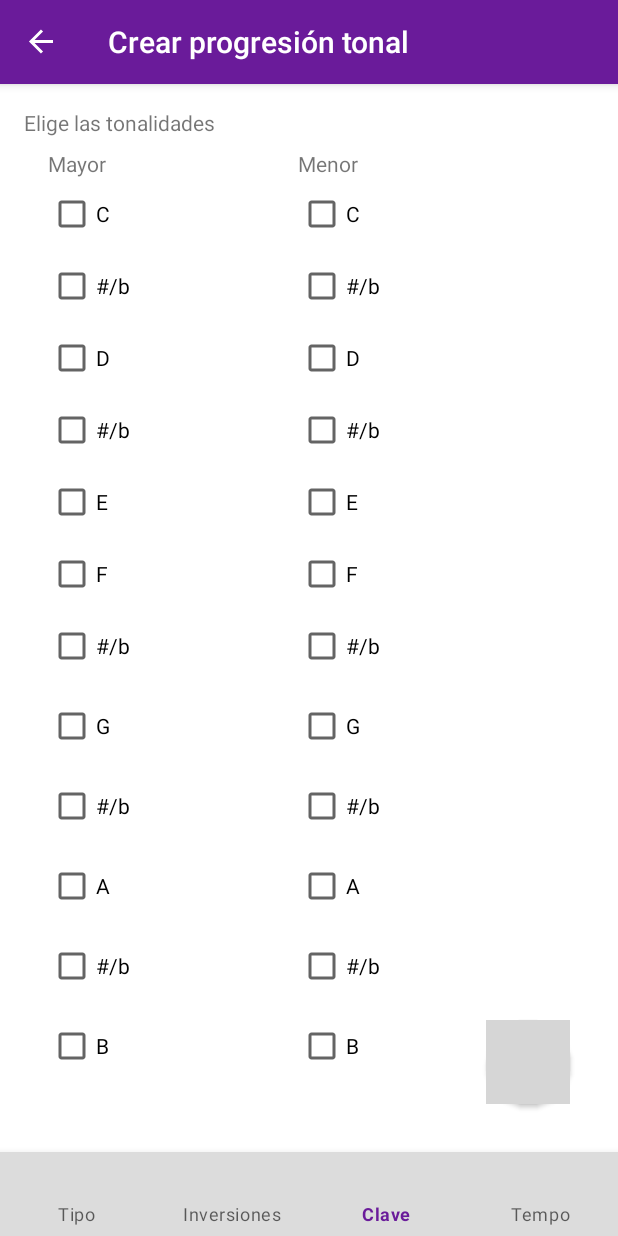
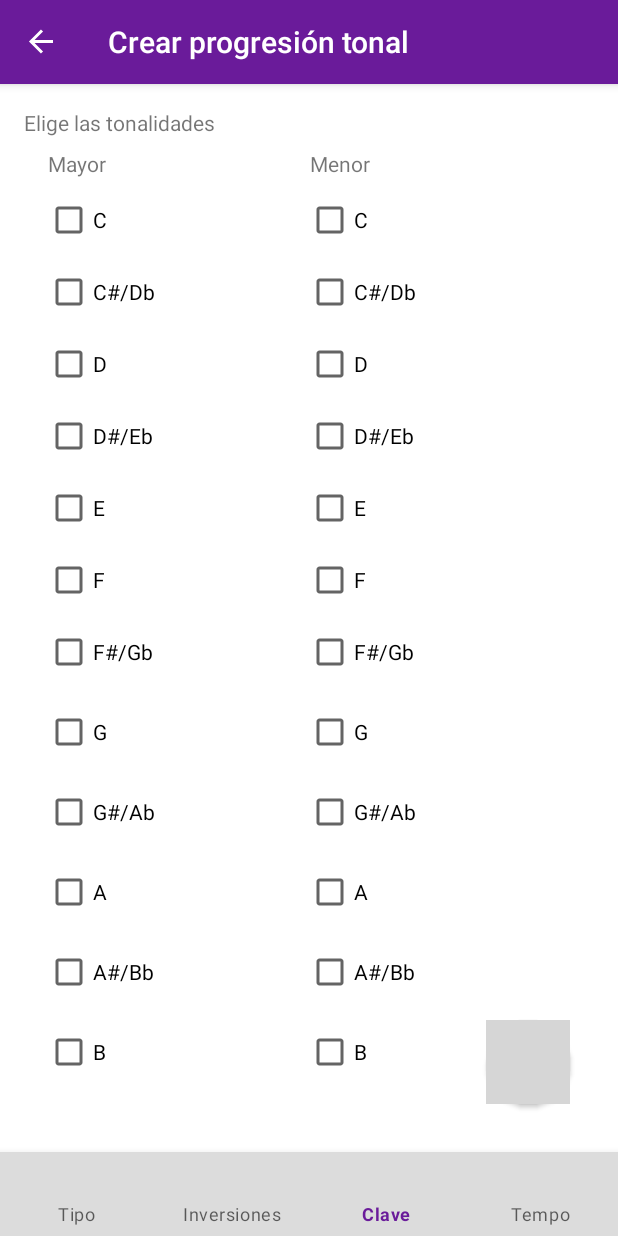
Before and after one commit to mabernardog/Audiapp, an Android app: the CrearProgresionTonalFragment screen opened through its navigation route, item 3 of the bottom bar chosen, on a phone screen of 412 x 824 dp. Run offline under Robolectric (Android 15) with nearby library versions, the phone set to English and light mode, and no system bars; our stand-ins replace ButterKnife, navigation-ui; grey boxes are pictures that could not be loaded.

Commit message:
Rehecho fragment TonalidadProgresionTonalFragment, mejoras de rendimiento y sencillez

```diff
--- a/app/src/main/java/com/audiapp/progresiones/TonalidadProgresionTonalFragment.java
+++ b/app/src/main/java/com/audiapp/progresiones/TonalidadProgresionTonalFragment.java
@@ -6,7 +6,7 @@ import android.view.View;
 import android.view.ViewGroup;
 import android.widget.CheckBox;
 import android.widget.TableLayout;
-import android.widget.ToggleButton;
+import android.widget.TableRow;
 
 import androidx.annotation.NonNull;
 import androidx.annotation.Nullable;
@@ -15,27 +15,15 @@ import androidx.lifecycle.ViewModelProviders;
 
 import com.audiapp.R;
 
-import java.util.ArrayList;
-
 import butterknife.BindView;
 import butterknife.ButterKnife;
-import utils.OperacionesTablaBotones;
 
 
 public class TonalidadProgresionTonalFragment extends Fragment {
-    public ProgresionTonalViewModel mViewModel;
     @Nullable
-    @BindView(R.id.tablaTonalidadesMaProgresionLineal)
-    TableLayout mTableLayout_mayores;
-    @Nullable
-    @BindView(R.id.tablaTonalidadesMeProgresionLineal)
-    TableLayout mTableLayout_menores;
-    private ToggleButton.OnCheckedChangeListener mOnMayoresCheckedChangeListener;
-    private ToggleButton.OnCheckedChangeListener mOnMenoresCheckedChangeListener;
-
-    public static TonalidadProgresionTonalFragment newInstance() {
-        return new TonalidadProgresionTonalFragment();
-    }
+    @BindView(R.id.tablaTonalidadesProgresionLineal)
+    TableLayout mTableLayout;
+    private ProgresionTonalViewModel mViewModel;
 
     @Override
     public void onCreate(@Nullable Bundle savedInstanceState) {
@@ -57,7 +45,10 @@ public class TonalidadProgresionTonalFragment extends Fragment {
         View vistaFragmento = inflater.inflate(R.layout.fragment_tonalidad_progresion_tonal, container, false);
         ButterKnife.bind(this, vistaFragmento);
         // Crear los listeners para los botones
-        mOnMayoresCheckedChangeListener = (buttonView, isChecked) -> {
+        assert mTableLayout != null;
+        for (int i = 0; i < mTableLayout.getChildCount(); i++) {
+            TableRow columna = (TableRow) mTableLayout.getChildAt(i);
+            ((CheckBox) columna.getChildAt(0)).setOnCheckedChangeListener((buttonView, isChecked) -> {
                 // Si estará activo
                 if (isChecked) {
                     // Añadirlo al view model si no estaba ya
@@ -72,17 +63,17 @@ public class TonalidadProgresionTonalFragment extends Fragment {
                         mViewModel.getTonalidadesMayoresProgresion().add((String) buttonView.getText());
                 } else {    // Si no
                     // Buscarlo en el view model y eliminarlo
-                int i = 0;
+                    int j = 0;
                     for (String tipo : mViewModel.getTonalidadesMayoresProgresion()) {
                         if (tipo.contentEquals(buttonView.getText())) {
-                        mViewModel.getTonalidadesMayoresProgresion().remove(i);
+                            mViewModel.getTonalidadesMayoresProgresion().remove(j);
                             break;
                         }
-                    i++;
+                        j++;
                     }
                 }
-        };
-        mOnMenoresCheckedChangeListener = (buttonView, isChecked) -> {
+            });
+            ((CheckBox) columna.getChildAt(1)).setOnCheckedChangeListener((buttonView, isChecked) -> {
                 // Si estará activo
                 if (isChecked) {
                     // Añadirlo al view model si no estaba ya
@@ -97,44 +88,37 @@ public class TonalidadProgresionTonalFragment extends Fragment {
                         mViewModel.getTonalidadesMenoresProgresion().add((String) buttonView.getText());
                 } else {    // Si no
                     // Buscarlo en el view model y eliminarlo
-                int i = 0;
+                    int j = 0;
                     for (String tipo : mViewModel.getTonalidadesMenoresProgresion()) {
                         if (tipo.contentEquals(buttonView.getText())) {
-                        mViewModel.getTonalidadesMenoresProgresion().remove(i);
+                            mViewModel.getTonalidadesMenoresProgresion().remove(j);
                             break;
                         }
-                    i++;
+                        j++;
                     }
                 }
-        };
-        assert mTableLayout_mayores != null;
-        ArrayList<CheckBox> botones = OperacionesTablaBotones.getBotonesDeTabla(mTableLayout_mayores);
-        for (CheckBox boton : botones) {
-            boton.setOnCheckedChangeListener(mOnMayoresCheckedChangeListener);
+            });
         }
         // Recorrer el view model y activar los botones que toquen
         for (String tipo : mViewModel.getTonalidadesMayoresProgresion()) {
-            for (CheckBox boton : botones) {
-                if (tipo.contentEquals(boton.getText())) {
-                    boton.setChecked(true);
+            for (int i = 0; i < mTableLayout.getChildCount(); i++) {
+                CheckBox checkBox = (CheckBox) ((TableRow) mTableLayout.getChildAt(i)).getChildAt(0);
+                if (tipo.contentEquals(checkBox.getText())) {
+                    checkBox.setChecked(true);
                     break;
                 }
             }
         }
-        assert mTableLayout_menores != null;
-        botones = OperacionesTablaBotones.getBotonesDeTabla(mTableLayout_menores);
-        for (CheckBox boton : botones) {
-            boton.setOnCheckedChangeListener(mOnMenoresCheckedChangeListener);
-        }
-        // Recorrer el view model y activar los botones que toquen
         for (String tipo : mViewModel.getTonalidadesMenoresProgresion()) {
-            for (CheckBox boton : botones) {
-                if (tipo.contentEquals(boton.getText())) {
-                    boton.setChecked(true);
+            for (int i = 0; i < mTableLayout.getChildCount(); i++) {
+                CheckBox checkBox = (CheckBox) ((TableRow) mTableLayout.getChildAt(i)).getChildAt(1);
+                if (tipo.contentEquals(checkBox.getText())) {
+                    checkBox.setChecked(true);
                     break;
                 }
             }
         }
+
         return vistaFragmento;
     }
 
--- a/app/src/main/res/layout/fragment_tonalidad_progresion_tonal.xml
+++ b/app/src/main/res/layout/fragment_tonalidad_progresion_tonal.xml
@@ -1,45 +1,41 @@
 <?xml version="1.0" encoding="utf-8"?>
 <androidx.constraintlayout.widget.ConstraintLayout xmlns:android="http://schemas.android.com/apk/res/android"
+    xmlns:app="http://schemas.android.com/apk/res-auto"
     xmlns:tools="http://schemas.android.com/tools"
+    android:id="@+id/frameLayout4"
     android:layout_width="match_parent"
     android:layout_height="match_parent"
-    xmlns:app="http://schemas.android.com/apk/res-auto"
-    tools:context=".progresiones.TonalidadProgresionTonalFragment"
-    android:id="@+id/frameLayout4">
-
-    <FrameLayout
-        android:layout_width="0dp"
-        android:layout_height="0dp"
-        app:layout_constraintBottom_toBottomOf="parent"
-        app:layout_constraintEnd_toEndOf="parent"
-        app:layout_constraintStart_toStartOf="parent"
-        app:layout_constraintTop_toBottomOf="@+id/textView_mayores">
+    tools:context=".progresiones.TonalidadProgresionTonalFragment">
 
     <ScrollView
         android:id="@+id/tablasSVTonalidades"
         android:layout_width="match_parent"
-            android:layout_height="wrap_content"
-            android:scrollbarStyle="insideOverlay">
-
-            <androidx.constraintlayout.widget.ConstraintLayout
-                android:id="@+id/tablasCLTonalidades"
-                android:layout_width="wrap_content"
-                android:layout_height="wrap_content"
-                android:layout_marginStart="32dp">
+        android:layout_height="0dp"
+        android:layout_marginTop="4dp"
+        android:paddingStart="30dp"
+        android:scrollbarStyle="insideOverlay"
+        app:layout_constraintBottom_toBottomOf="parent"
+        app:layout_constraintEnd_toEndOf="parent"
+        app:layout_constraintStart_toStartOf="parent"
+        app:layout_constraintTop_toBottomOf="@+id/textView_mayores"
+        tools:ignore="RtlSymmetry">
 
         <TableLayout
-                    android:id="@+id/tablaTonalidadesMeProgresionLineal"
+            android:id="@+id/tablaTonalidadesProgresionLineal"
             android:layout_width="wrap_content"
             android:layout_height="wrap_content"
             android:layout_marginEnd="32dp"
-                    app:layout_constraintBottom_toBottomOf="parent"
-                    app:layout_constraintEnd_toStartOf="@+id/tablaTonalidadesMaProgresionLineal"
-                    app:layout_constraintStart_toStartOf="parent"
-                    app:layout_constraintTop_toTopOf="parent">
+            android:stretchColumns="0,1,2">
 
             <TableRow
                 android:layout_width="match_parent"
                 android:layout_height="match_parent">
+
+                <CheckBox
+                    android:id="@+id/checkBox16"
+                    android:layout_width="wrap_content"
+                    android:layout_height="wrap_content"
+                    android:text="@string/tonalidad_C" />
 
                 <CheckBox
                     android:id="@+id/checkBox17"
@@ -53,15 +49,27 @@
                 android:layout_height="match_parent">
 
                 <CheckBox
+                    android:id="@+id/checkBox15"
+                    android:layout_width="wrap_content"
+                    android:layout_height="wrap_content"
+                    android:text="@string/tonalidad_CDSB" />
+
+                <CheckBox
                     android:id="@+id/checkBox18"
                     android:layout_width="wrap_content"
                     android:layout_height="wrap_content"
-                            android:text="@string/tonalidad_SB" />
+                    android:text="@string/tonalidad_CDSB" />
             </TableRow>
 
             <TableRow
                 android:layout_width="match_parent"
                 android:layout_height="match_parent">
+
+                <CheckBox
+                    android:id="@+id/checkBox14"
+                    android:layout_width="wrap_content"
+                    android:layout_height="wrap_content"
+                    android:text="@string/tonalidad_D" />
 
                 <CheckBox
                     android:id="@+id/checkBox19"
@@ -75,15 +83,27 @@
                 android:layout_height="match_parent">
 
                 <CheckBox
+                    android:id="@+id/checkBox13"
+                    android:layout_width="wrap_content"
+                    android:layout_height="wrap_content"
+                    android:text="@string/tonalidad_DESB" />
+
+                <CheckBox
                     android:id="@+id/checkBox20"
                     android:layout_width="wrap_content"
                     android:layout_height="wrap_content"
-                            android:text="@string/tonalidad_SB" />
+                    android:text="@string/tonalidad_DESB" />
             </TableRow>
 
             <TableRow
                 android:layout_width="match_parent"
                 android:layout_height="match_parent">
+
+                <CheckBox
+                    android:id="@+id/checkBox11"
+                    android:layout_width="wrap_content"
+                    android:layout_height="wrap_content"
+                    android:text="@string/tonalidad_E" />
 
                 <CheckBox
                     android:id="@+id/checkBox21"
@@ -95,6 +115,12 @@
             <TableRow
                 android:layout_width="match_parent"
                 android:layout_height="match_parent">
+
+                <CheckBox
+                    android:id="@+id/checkBox12"
+                    android:layout_width="wrap_content"
+                    android:layout_height="wrap_content"
+                    android:text="@string/tonalidad_F" />
 
                 <CheckBox
                     android:id="@+id/checkBox22"
@@ -110,16 +136,28 @@
                 android:orientation="vertical">
 
                 <CheckBox
+                    android:id="@+id/checkBox5"
+                    android:layout_width="wrap_content"
+                    android:layout_height="wrap_content"
+                    android:text="@string/tonalidad_FGSB" />
+
+                <CheckBox
                     android:id="@+id/checkBox23"
                     android:layout_width="wrap_content"
                     android:layout_height="wrap_content"
-                            android:text="@string/tonalidad_SB" />
+                    android:text="@string/tonalidad_FGSB" />
             </TableRow>
 
             <TableRow
                 android:layout_width="match_parent"
                 android:layout_height="match_parent"
                 android:layout_marginBottom="5dp">
+
+                <CheckBox
+                    android:id="@+id/checkBox6"
+                    android:layout_width="wrap_content"
+                    android:layout_height="wrap_content"
+                    android:text="@string/tonalidad_G" />
 
                 <CheckBox
                     android:id="@+id/checkBox24"
@@ -134,10 +172,16 @@
                 android:layout_marginBottom="5dp">
 
                 <CheckBox
+                    android:id="@+id/checkBox7"
+                    android:layout_width="wrap_content"
+                    android:layout_height="wrap_content"
+                    android:text="@string/tonalidad_GASB" />
+
+                <CheckBox
                     android:id="@+id/checkBox25"
                     android:layout_width="wrap_content"
                     android:layout_height="wrap_content"
-                            android:text="@string/tonalidad_SB" />
+                    android:text="@string/tonalidad_GASB" />
             </TableRow>
 
             <TableRow
@@ -150,150 +194,6 @@
                     android:layout_width="wrap_content"
                     android:layout_height="wrap_content"
                     android:text="@string/tonalidad_A" />
-                    </TableRow>
-
-                    <TableRow
-                        android:layout_width="match_parent"
-                        android:layout_height="match_parent"
-                        android:layout_marginBottom="5dp">
-
-                        <CheckBox
-                            android:id="@+id/checkBox27"
-                            android:layout_width="wrap_content"
-                            android:layout_height="wrap_content"
-                            android:text="@string/tonalidad_SB" />
-                    </TableRow>
-
-                    <TableRow
-                        android:layout_width="match_parent"
-                        android:layout_height="match_parent">
-
-                        <CheckBox
-                            android:id="@+id/checkBox28"
-                            android:layout_width="wrap_content"
-                            android:layout_height="wrap_content"
-                            android:text="@string/tonalidad_B" />
-                    </TableRow>
-
-
-                </TableLayout>
-
-                <TableLayout
-                    android:id="@+id/tablaTonalidadesMaProgresionLineal"
-                    android:layout_width="wrap_content"
-                    android:layout_height="wrap_content"
-                    android:layout_marginStart="80dp"
-                    app:layout_constraintEnd_toEndOf="parent"
-                    app:layout_constraintStart_toEndOf="@+id/tablaTonalidadesMeProgresionLineal"
-                    app:layout_constraintTop_toTopOf="parent">
-
-                    <TableRow
-                        android:layout_width="match_parent"
-                        android:layout_height="match_parent">
-
-                        <CheckBox
-                            android:id="@+id/checkBox16"
-                            android:layout_width="wrap_content"
-                            android:layout_height="wrap_content"
-                            android:text="@string/tonalidad_C" />
-                    </TableRow>
-
-                    <TableRow
-                        android:layout_width="match_parent"
-                        android:layout_height="match_parent">
-
-                        <CheckBox
-                            android:id="@+id/checkBox15"
-                            android:layout_width="wrap_content"
-                            android:layout_height="wrap_content"
-                            android:text="@string/tonalidad_SB" />
-                    </TableRow>
-
-                    <TableRow
-                        android:layout_width="match_parent"
-                        android:layout_height="match_parent">
-
-                        <CheckBox
-                            android:id="@+id/checkBox14"
-                            android:layout_width="wrap_content"
-                            android:layout_height="wrap_content"
-                            android:text="@string/tonalidad_D" />
-                    </TableRow>
-
-                    <TableRow
-                        android:layout_width="match_parent"
-                        android:layout_height="match_parent">
-
-                        <CheckBox
-                            android:id="@+id/checkBox13"
-                            android:layout_width="wrap_content"
-                            android:layout_height="wrap_content"
-                            android:text="@string/tonalidad_SB" />
-                    </TableRow>
-
-                    <TableRow
-                        android:layout_width="match_parent"
-                        android:layout_height="match_parent">
-
-                        <CheckBox
-                            android:id="@+id/checkBox11"
-                            android:layout_width="wrap_content"
-                            android:layout_height="wrap_content"
-                            android:text="@string/tonalidad_E" />
-                    </TableRow>
-
-                    <TableRow
-                        android:layout_width="match_parent"
-                        android:layout_height="match_parent">
-
-                        <CheckBox
-                            android:id="@+id/checkBox12"
-                            android:layout_width="wrap_content"
-                            android:layout_height="wrap_content"
-                            android:text="@string/tonalidad_F" />
-                    </TableRow>
-
-                    <TableRow
-                        android:layout_width="match_parent"
-                        android:layout_height="match_parent"
-                        android:layout_marginBottom="5dp"
-                        android:orientation="vertical">
-
-                        <CheckBox
-                            android:id="@+id/checkBox5"
-                            android:layout_width="wrap_content"
-                            android:layout_height="wrap_content"
-                            android:text="@string/tonalidad_SB" />
-                    </TableRow>
-
-                    <TableRow
-                        android:layout_width="match_parent"
-                        android:layout_height="match_parent"
-                        android:layout_marginBottom="5dp">
-
-                        <CheckBox
-                            android:id="@+id/checkBox6"
-                            android:layout_width="wrap_content"
-                            android:layout_height="wrap_content"
-                            android:text="@string/tonalidad_G" />
-                    </TableRow>
-
-                    <TableRow
-                        android:layout_width="match_parent"
-                        android:layout_height="match_parent"
-                        android:layout_marginBottom="5dp">
-
-                        <CheckBox
-                            android:id="@+id/checkBox7"
-                            android:layout_width="wrap_content"
-                            android:layout_height="wrap_content"
-                            android:text="@string/tonalidad_SB" />
-                    </TableRow>
-
-                    <TableRow
-                        android:layout_width="match_parent"
-                        android:layout_height="match_parent"
-                        android:layout_marginBottom="5dp">
 
                 <CheckBox
                     android:id="@+id/checkBox8"
@@ -311,12 +211,24 @@
                     android:id="@+id/checkBox9"
                     android:layout_width="wrap_content"
                     android:layout_height="wrap_content"
-                            android:text="@string/tonalidad_SB" />
+                    android:text="@string/tonalidad_ABSB" />
+
+                <CheckBox
+                    android:id="@+id/checkBox27"
+                    android:layout_width="wrap_content"
+                    android:layout_height="wrap_content"
+                    android:text="@string/tonalidad_ABSB" />
             </TableRow>
 
             <TableRow
                 android:layout_width="match_parent"
                 android:layout_height="match_parent">
+
+                <CheckBox
+                    android:id="@+id/checkBox28"
+                    android:layout_width="wrap_content"
+                    android:layout_height="wrap_content"
+                    android:text="@string/tonalidad_B" />
 
                 <CheckBox
                     android:id="@+id/checkBox10"
@@ -327,9 +239,7 @@
 
 
         </TableLayout>
-            </androidx.constraintlayout.widget.ConstraintLayout>
     </ScrollView>
-    </FrameLayout>
 
     <TextView
         android:id="@+id/textView_tonalidad_tonal"
@@ -355,7 +265,7 @@
         android:id="@+id/textView_menores"
         android:layout_width="wrap_content"
         android:layout_height="wrap_content"
-        android:layout_marginStart="128dp"
+        android:layout_marginStart="136dp"
         android:layout_marginTop="8dp"
         android:text="@string/text_menor"
         app:layout_constraintStart_toEndOf="@+id/textView_mayores"
--- a/app/src/main/res/values/strings.xml
+++ b/app/src/main/res/values/strings.xml
@@ -36,13 +36,17 @@
     <string name="text_mayor">Mayor</string>
     <string name="text_menor">Menor</string>
     <string name="tonalidad_C">C</string>
+    <string name="tonalidad_CDSB">C#/Db</string>
     <string name="tonalidad_D">D</string>
+    <string name="tonalidad_DESB">D#/Eb</string>
     <string name="tonalidad_E">E</string>
     <string name="tonalidad_F">F</string>
+    <string name="tonalidad_FGSB">F#/Gb</string>
     <string name="tonalidad_G">G</string>
+    <string name="tonalidad_GASB">G#/Ab</string>
     <string name="tonalidad_A">A</string>
+    <string name="tonalidad_ABSB">A#/Bb</string>
     <string name="tonalidad_B">B</string>
-    <string name="tonalidad_SB">#/b</string>
     <string name="option_tempo_manual">Manual</string>
     <string name="option_tempo_prefab">Predefinido</string>
     <string name="type_grave_tempo">Grave</string>
@@ -54,7 +58,5 @@
     <string name="type_allegro_tempo">Allegro</string>
     <string name="type_presto_tempo">Presto</string>
     <string name="type_prestissimo_tempo">Prestissimo</string>
-    <string name="text_tempo">Tempo</string>
-
 
 </resources>
--- a/modelo/src/main/java/com/audiapp/modelo/Tempo.java
+++ b/modelo/src/main/java/com/audiapp/modelo/Tempo.java
@@ -22,15 +22,35 @@ public class Tempo {
     // Constructor: dada la clasificación, le da los PPMs
     public Tempo(String clasificacion) {
         this.clasificacion = clasificacion;
-        if (clasificacion.equals("Largo")) ppm = 20;
-        else if (clasificacion.equals("Grave")) ppm = 40;
-        else if (clasificacion.equals("Lento")) ppm = 50;
-        else if (clasificacion.equals("Adagio")) ppm = 71;
-        else if (clasificacion.equals("Andante")) ppm = 92;
-        else if (clasificacion.equals("Allegretto")) ppm = 116;
-        else if (clasificacion.equals("Allegro")) ppm = 139;
-        else if (clasificacion.equals("Presto")) ppm = 184;
-        else if (clasificacion.equals("Prestissimo")) ppm = 200;
+        switch (clasificacion) {
+            case "Largo":
+                ppm = 20;
+                break;
+            case "Grave":
+                ppm = 40;
+                break;
+            case "Lento":
+                ppm = 50;
+                break;
+            case "Adagio":
+                ppm = 71;
+                break;
+            case "Andante":
+                ppm = 92;
+                break;
+            case "Allegretto":
+                ppm = 116;
+                break;
+            case "Allegro":
+                ppm = 139;
+                break;
+            case "Presto":
+                ppm = 184;
+                break;
+            case "Prestissimo":
+                ppm = 200;
+                break;
+        }
 
     }
 
```
Lines whose indentation alone changed are shown as unchanged.
